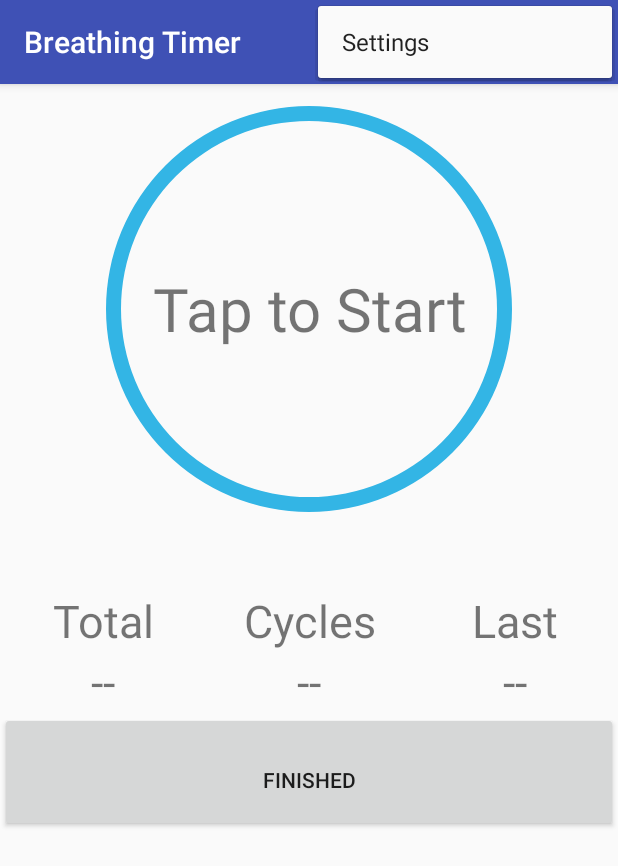
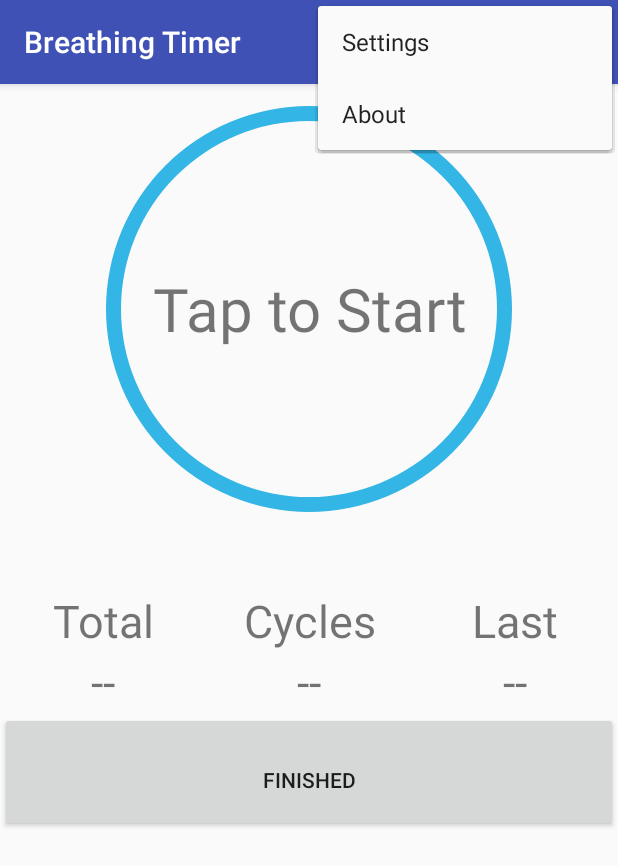
Before and after one commit to alextabo/BreathingTimer, an Android app: the screen it shows after launch (MainActivity), with the options menu open, on a phone screen of 412 x 824 dp. Shown: the top 866 px of the screen. Run offline under Robolectric (Android 15) with nearby library versions, the phone set to English and light mode, and no system bars.

Commit message:
Bit of clean up

```diff
--- a/app/src/main/res/menu/menu_main.xml
+++ b/app/src/main/res/menu/menu_main.xml
@@ -7,4 +7,9 @@
         android:orderInCategory="100"
         android:title="@string/action_settings"
         app:showAsAction="never" />
+    <item
+        android:id="@+id/action_about"
+        android:orderInCategory="100"
+        android:title="@string/action_about"
+        app:showAsAction="never" />
 </menu>
--- a/app/src/main/res/values/strings.xml
+++ b/app/src/main/res/values/strings.xml
@@ -1,6 +1,7 @@
 <resources>
     <string name="app_name">Breathing Timer</string>
     <string name="action_settings">Settings</string>
+    <string name="action_about">About</string>
     <string name="initTip"> </string>
     <string name="initTime">Tap to Start</string>
     <string name="blank">--</string>
```
Also changed, not shown: 1 other file.
